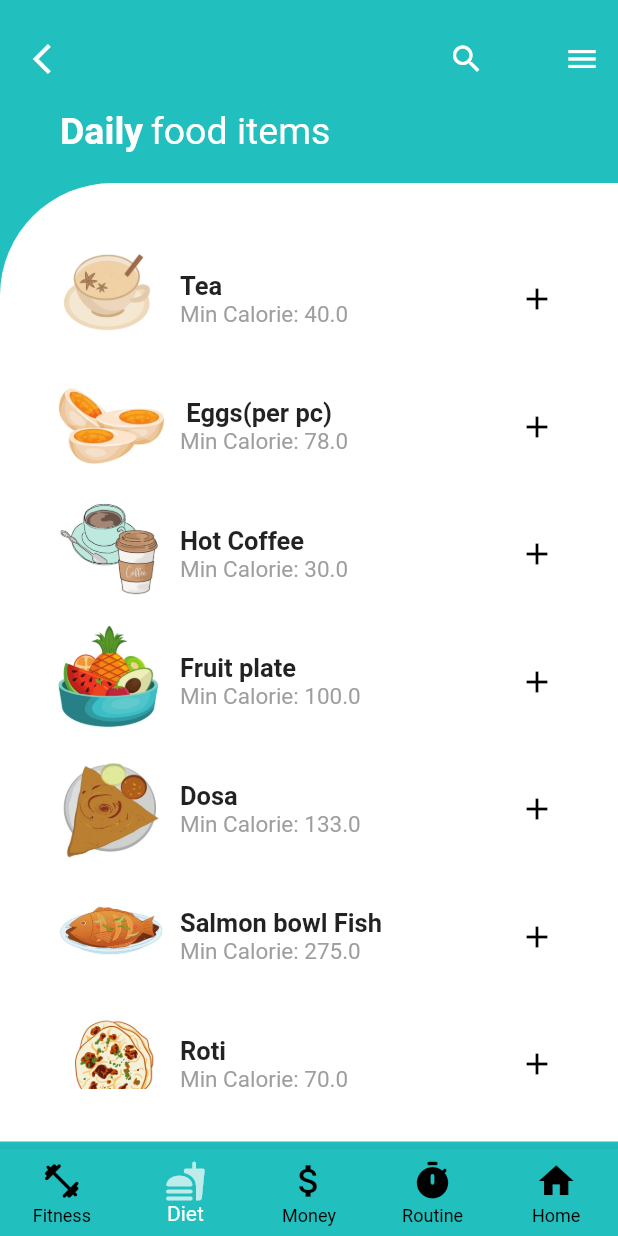
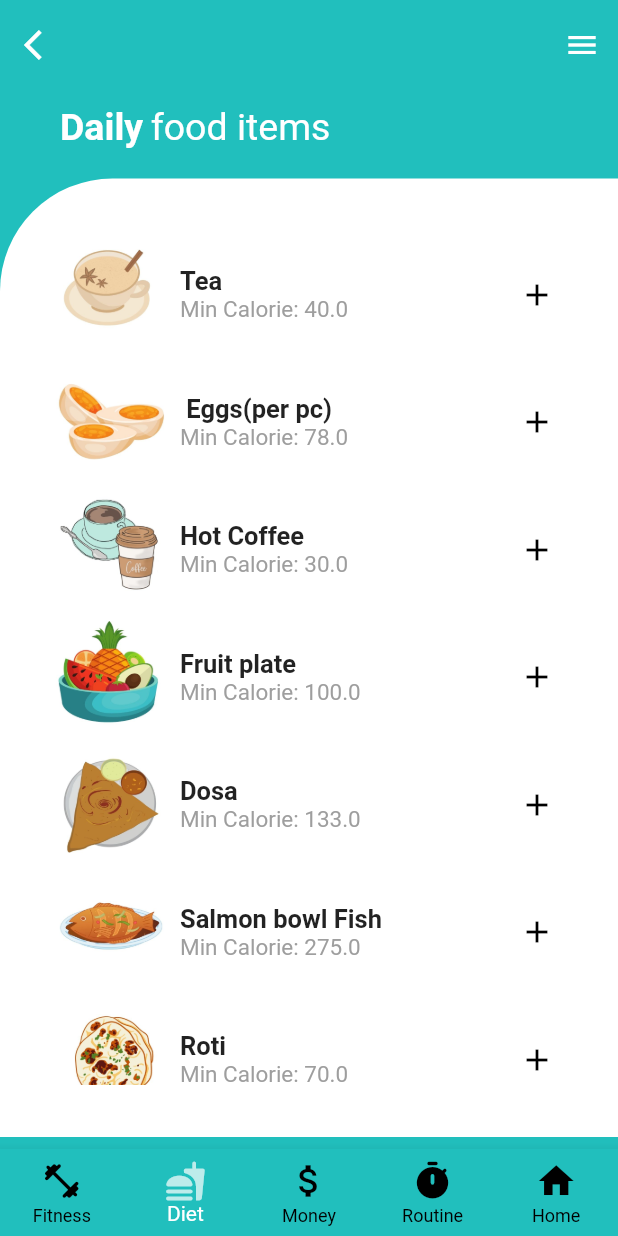
Before and after one commit to Abhishek782/OneTrack-Authentication, a Flutter app: the UpDiet screen opened directly, on a phone screen of 412 x 824 dp. Run offline on Flutter 3.47's test engine with Material 2 defaults, Android fonts, the phone set to English and light mode, and no system bars; our stand-ins replace fluttertoast, lottie; Roboto replaces fonts that are missing (Montserrat).

```diff
--- a/lib/constants/upgradedr1.dart
+++ b/lib/Screens/upgradedr1.dart
@@ -1,5 +1,13 @@
+import 'dart:ui';
+
+import 'package:flutter/cupertino.dart';
 import 'package:flutter/material.dart';
 import 'package:fluttertoast/fluttertoast.dart';
+import 'package:lottie/lottie.dart';
+import 'package:mini_project_ui/Diet_subScreens/dinner.dart';
+import '../Diet_subScreens/breakfast.dart';
+import '../Diet_subScreens/lunch.dart';
+import '../Diet_subScreens/snacks.dart';
 import '../Screens/fitnessPage.dart';
 import '../Screens/moneyPage.dart';
 import '../Screens/routine.dart';
@@ -9,123 +17,32 @@ class UpDiet extends StatefulWidget {
   @override
   _UpDietState createState() => _UpDietState();
 }
-
 class _UpDietState extends State<UpDiet> {
   int navigationIndex=0;
   @override
   Widget build(BuildContext context) {
     return Scaffold(
+      appBar: AppBar(backgroundColor:  Color(0xFF21BFBD),
+        elevation: 0,
+        toolbarHeight: 60,
+        leading: InkWell(
+          onTap: () {
+            Navigator.pop(context);
+          },
+          child: Icon(
+            Icons.arrow_back_ios,
+            color: Colors.white,
+          ),
+        ),
+        ),
+      endDrawer:Drawer1(),
       backgroundColor: Color(0xFF21BFBD),
-      bottomNavigationBar: BottomNavigationBar(
-          currentIndex: 1,
-          type: BottomNavigationBarType.fixed,
-          iconSize: 28,
-          backgroundColor: Color(0xFF21BFBD),
-          landscapeLayout: BottomNavigationBarLandscapeLayout.linear,
-          selectedItemColor: Colors.white,
-          unselectedItemColor: Colors.black,
-          items: const <BottomNavigationBarItem>[
-            BottomNavigationBarItem(
-                icon: Icon(
-                  Icons.fitness_center_rounded,
-                  color: Colors.black,
-                ),
-                label: 'Fitness'),
-            BottomNavigationBarItem(
-                activeIcon: Icon(
-
-                  Icons.fastfood_rounded,
-                  color: Colors.white70,
-
-                ),
-                icon: Icon(
-                  Icons.fastfood_rounded,
-                  color: Colors.black,
-                ),
-                label: 'Diet'),
-            BottomNavigationBarItem(
-                icon: Icon(
-                  Icons.attach_money_outlined,
-                  color: Colors.black,
-                ),
-                label: 'Money'),
-
-            BottomNavigationBarItem(
-                icon: Icon(
-                  Icons.timer_rounded,
-                  color: Colors.black,
-                ),
-                label: 'Routine'),
-            BottomNavigationBarItem(
-                icon: Icon(
-                  Icons.home,
-                  color: Colors.black,
-                ),
-
-                label: 'Home'),
-            // BottomNavigationBarItem(icon: Icon(),label: Icons.lunch_dining_outlined),
-          ],
-          onTap:(int index)
-          {
-            setState(() {
-              navigationIndex=index;
-              switch(navigationIndex)
-              {
-                case 0:
-                  Navigator.pushAndRemoveUntil(context, MaterialPageRoute(builder:(context)=>FitnessPage()), (route) => (route.isFirst));
-                  break;
-                case 1:
-                  Fluttertoast.showToast(msg:"U are on the  Diet");
-                  break;
-                case 2:
-                  Navigator.pushAndRemoveUntil(context, MaterialPageRoute(builder:(context)=>MoneyPage()), (route) => (route.isFirst));
-                  break;
-                case 3:
-                  Navigator.pushAndRemoveUntil(context, MaterialPageRoute(builder:(context)=>RoutinePage()), (route) => (route.isFirst));
-                  break;
-                case 4:
-                  Navigator.pop(context);
-              }
-            }
-            );
-          }
-      ),
-
       body: ListView(
         children: <Widget>[
           Padding(
-            padding: EdgeInsets.only(top: 15.0, left: 10.0),
-            child: Row(
-              mainAxisAlignment: MainAxisAlignment.spaceBetween,
-              children: <Widget>[
-                IconButton(
-                  icon: Icon(Icons.arrow_back_ios),
-                  color: Colors.white,
-                  onPressed: () {
-                    Navigator.pop(context);
-                  },
-                ),
-                Container(
-                    width: 125.0,
-                    child: Row(
-                      mainAxisAlignment: MainAxisAlignment.spaceBetween,
-                      children: <Widget>[
-                        IconButton(
-                          icon: Icon(Icons.search),
-                          color: Colors.white,
-                          onPressed: () {},
-                        ),
-                        IconButton(
-                          icon: Icon(Icons.menu),
-                          color: Colors.white,
-                          onPressed: PopUp,
-                        )
-                      ],
-                    ))
-              ],
-            ),
+            padding: EdgeInsets.only(top: 0.0, left: 10.0),
+            child:  SizedBox(height: 10.0),
           ),
-          SizedBox(height: 10.0),
           Padding(
             padding: EdgeInsets.only(left: 40.0),
             child: Row(
@@ -204,6 +121,78 @@ class _UpDietState extends State<UpDiet> {
     ],
 
       ),
+      bottomNavigationBar: BottomNavigationBar(
+          currentIndex: 1,
+          type: BottomNavigationBarType.fixed,
+          iconSize: 28,
+          backgroundColor: Color(0xFF21BFBD),
+          landscapeLayout: BottomNavigationBarLandscapeLayout.linear,
+          selectedItemColor: Colors.white,
+          unselectedItemColor: Colors.black,
+          items: const <BottomNavigationBarItem>[
+            BottomNavigationBarItem(
+                icon: Icon(
+                  Icons.fitness_center_rounded,
+                  color: Colors.black,
+                ),
+                label: 'Fitness'),
+            BottomNavigationBarItem(
+                activeIcon: Icon(
+                  Icons.fastfood_rounded,
+                  color: Colors.white70,
+                ),
+                icon: Icon(
+                  Icons.fastfood_rounded,
+                  color: Colors.black,
+                ),
+                label: 'Diet'),
+            BottomNavigationBarItem(
+                icon: Icon(
+                  Icons.attach_money_outlined,
+                  color: Colors.black,
+                ),
+                label: 'Money'),
+
+            BottomNavigationBarItem(
+                icon: Icon(
+                  Icons.timer_rounded,
+                  color: Colors.black,
+                ),
+                label: 'Routine'),
+            BottomNavigationBarItem(
+                icon: Icon(
+                  Icons.home,
+                  color: Colors.black,
+                ),
+
+                label: 'Home'),
+            // BottomNavigationBarItem(icon: Icon(),label: Icons.lunch_dining_outlined),
+          ],
+          onTap:(int index)
+          {
+            setState(() {
+              navigationIndex=index;
+              switch(navigationIndex)
+              {
+                case 0:
+                  Navigator.pushAndRemoveUntil(context, MaterialPageRoute(builder:(context)=>FitnessPage()), (route) => (route.isFirst));
+                  break;
+                case 1:
+                  Fluttertoast.showToast(msg:"U are on the  Diet");
+                  break;
+                case 2:
+                  Navigator.pushAndRemoveUntil(context, MaterialPageRoute(builder:(context)=>MoneyPage()), (route) => (route.isFirst));
+                  break;
+                case 3:
+                  Navigator.pushAndRemoveUntil(context, MaterialPageRoute(builder:(context)=>RoutinePage()), (route) => (route.isFirst));
+                  break;
+                case 4:
+                  Navigator.pop(context);
+              }
+            }
+            );
+          }
+      ),
     );
   }
 
@@ -272,38 +261,58 @@ class _UpDietState extends State<UpDiet> {
         ));
   }
 }
+class Drawer1 extends StatefulWidget {
+  const Drawer1({Key? key}) : super(key: key);
 
+  @override
+  State<Drawer1> createState() => _Drawer1State();
+}
 
+class _Drawer1State extends State<Drawer1> {
+  @override
+  Widget build(BuildContext context) {
+    return SafeArea(
+      child: Drawer(
+        backgroundColor: Colors.white,
+        child: ListView(
+          children: [
+            Container(
+              child: Text(" \n Hello User !",style: TextStyle(fontSize: 25,fontWeight: FontWeight.bold),),
+            ),
+            Container(
+              child: Text(" What food will u have today? ",style: TextStyle(fontSize: 18),),
+            ),
+            SizedBox(height: 25),
+            Lottie.asset('assets/eat17.json'),
+            ListTile(
+              title: const Text('Breakfast'),
+              onTap: () {
+               Navigator.push(context, MaterialPageRoute(builder: (context)=>Breakfast()));
+              },
+            ),
+            ListTile(
+              title: const Text('Lunch'),
+              onTap: () {
+                Navigator.push(context, MaterialPageRoute(builder: (context)=>Lunch()));
+              },
+            ),
 
-PopupMenuButton PopUp()
-{
-  print("sanket");
-  return PopupMenuButton(itemBuilder: (BuildContext context)=>[
-    PopupMenuItem(
-        value: 1,
-        child: Text('Snacks')),
-    PopupMenuItem(
-        value: 2,
-        child: Text('Breakfast')),
-    PopupMenuItem(
-        value: 3,
-        child: Text('Lunch')),
-    PopupMenuItem(
-        value: 4,
-        child: Text('Dinner')),
-  ],
-  );
+            ListTile(
+              title: const Text('Snacks'),
+              onTap: () {
+                Navigator.push(context, MaterialPageRoute(builder: (context)=>Snacks()));
+              },
+            ),
+
+            ListTile(
+              title: const Text('Dinner'),
+              onTap: () {
+                Navigator.push(context, MaterialPageRoute(builder: (context)=>Dinner()));
+              },
+            ),
+          ],
+        ),
+      ),
+    );
+  }
 }
-// class Popup extends StatelessWidget {
-//   final List<PopupMenuItem>menuList;
-//   final Widget? icon;
-//   const Popup({Key? key, required this.menuList, this.icon}) : super(key: key);
-//
-//   @override
-//   Widget build(BuildContext context) {
-//     return PopupMenuButton(
-//         itemBuilder: (context)=>menuList,
-//         icon: icon,
-//     );
-//   }
-// }
```
Also changed, not shown: 1 other file.
